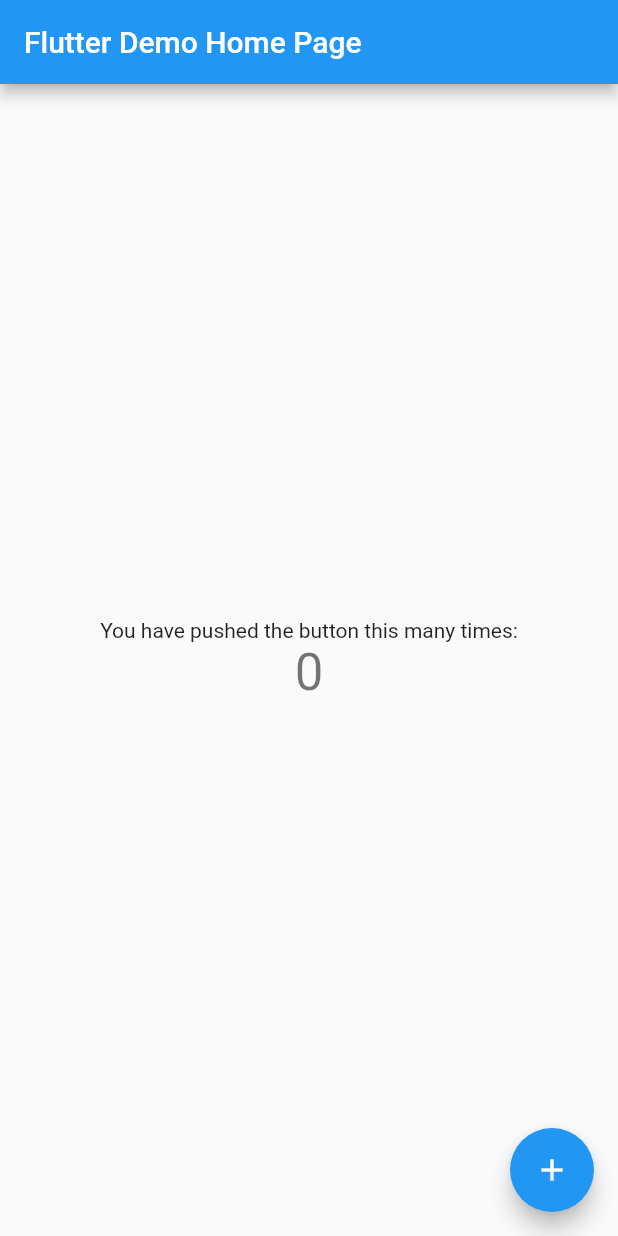
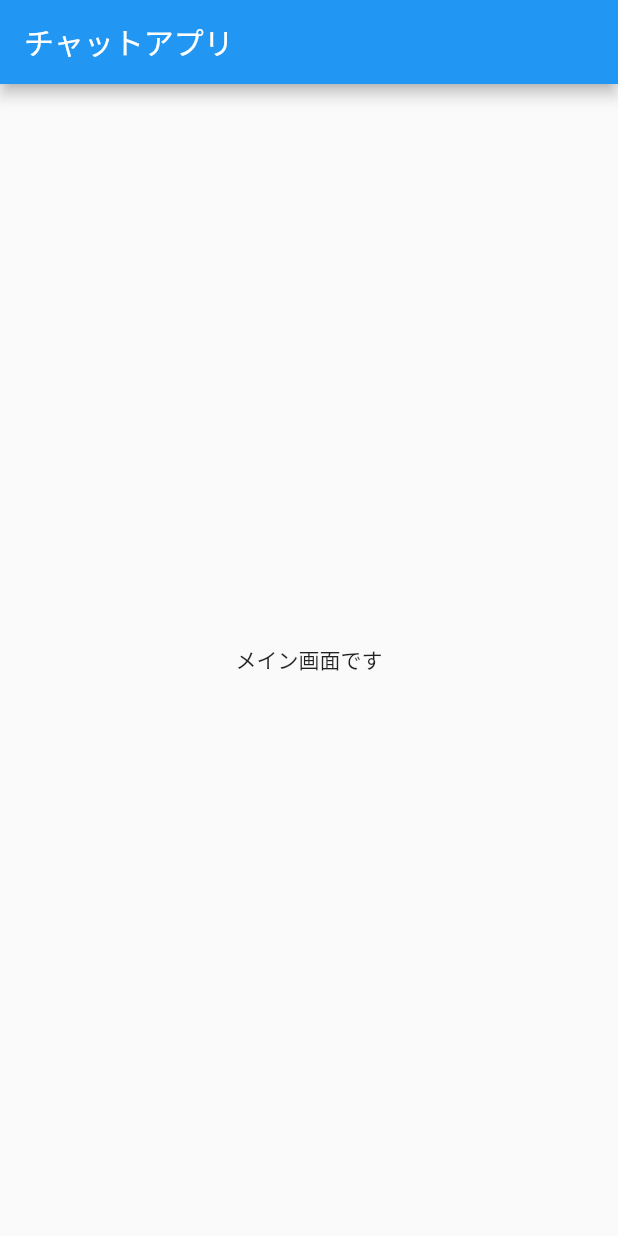
Before and after one commit to RYOTA2528/Firebase-DB-Storage-_in_Flutter, a Flutter app: the screen it shows after launch, on a phone screen of 412 x 824 dp. Run offline on Flutter 3.47's test engine with Material 2 defaults, Android fonts, the phone set to English and light mode, and no system bars.

Commit message:
コード整理

```diff
--- a/lib/main.dart
+++ b/lib/main.dart
@@ -1,3 +1,4 @@
+import 'package:firebase/pages/top_page.dart';
 import 'package:flutter/material.dart';
 
 void main() {
@@ -7,109 +8,15 @@ void main() {
 class MyApp extends StatelessWidget {
   const MyApp({Key? key}) : super(key: key);
 
-  // This widget is the root of your application.
   @override
   Widget build(BuildContext context) {
     return MaterialApp(
       title: 'Flutter Demo',
       theme: ThemeData(
-        // This is the theme of your application.
-        //
-        // Try running your application with "flutter run". You'll see the
-        // application has a blue toolbar. Then, without quitting the app, try
-        // changing the primarySwatch below to Colors.green and then invoke
-        // "hot reload" (press "r" in the console where you ran "flutter run",
-        // or simply save your changes to "hot reload" in a Flutter IDE).
-        // Notice that the counter didn't reset back to zero; the application
-        // is not restarted.
+
         primarySwatch: Colors.blue,
       ),
-      home: const MyHomePage(title: 'Flutter Demo Home Page'),
+      home: const TopPage(),
     );
   }
 }
-
-class MyHomePage extends StatefulWidget {
-  const MyHomePage({Key? key, required this.title}) : super(key: key);
-
-  // This widget is the home page of your application. It is stateful, meaning
-  // that it has a State object (defined below) that contains fields that affect
-  // how it looks.
-
-  // This class is the configuration for the state. It holds the values (in this
-  // case the title) provided by the parent (in this case the App widget) and
-  // used by the build method of the State. Fields in a Widget subclass are
-  // always marked "final".
-
-  final String title;
-
-  @override
-  State<MyHomePage> createState() => _MyHomePageState();
-}
-
-class _MyHomePageState extends State<MyHomePage> {
-  int _counter = 0;
-
-  void _incrementCounter() {
-    setState(() {
-      // This call to setState tells the Flutter framework that something has
-      // changed in this State, which causes it to rerun the build method below
-      // so that the display can reflect the updated values. If we changed
-      // _counter without calling setState(), then the build method would not be
-      // called again, and so nothing would appear to happen.
-      _counter++;
-    });
-  }
-
-  @override
-  Widget build(BuildContext context) {
-    // This method is rerun every time setState is called, for instance as done
-    // by the _incrementCounter method above.
-    //
-    // The Flutter framework has been optimized to make rerunning build methods
-    // fast, so that you can just rebuild anything that needs updating rather
-    // than having to individually change instances of widgets.
-    return Scaffold(
-      appBar: AppBar(
-        // Here we take the value from the MyHomePage object that was created by
-        // the App.build method, and use it to set our appbar title.
-        title: Text(widget.title),
-      ),
-      body: Center(
-        // Center is a layout widget. It takes a single child and positions it
-        // in the middle of the parent.
-        child: Column(
-          // Column is also a layout widget. It takes a list of children and
-          // arranges them vertically. By default, it sizes itself to fit its
-          // children horizontally, and tries to be as tall as its parent.
-          //
-          // Invoke "debug painting" (press "p" in the console, choose the
-          // "Toggle Debug Paint" action from the Flutter Inspector in Android
-          // Studio, or the "Toggle Debug Paint" command in Visual Studio Code)
-          // to see the wireframe for each widget.
-          //
-          // Column has various properties to control how it sizes itself and
-          // how it positions its children. Here we use mainAxisAlignment to
-          // center the children vertically; the main axis here is the vertical
-          // axis because Columns are vertical (the cross axis would be
-          // horizontal).
-          mainAxisAlignment: MainAxisAlignment.center,
-          children: <Widget>[
-            const Text(
-              'You have pushed the button this many times:',
-            ),
-            Text(
-              '$_counter',
-              style: Theme.of(context).textTheme.headline4,
-            ),
-          ],
-        ),
-      ),
-      floatingActionButton: FloatingActionButton(
-        onPressed: _incrementCounter,
-        tooltip: 'Increment',
-        child: const Icon(Icons.add),
-      ), // This trailing comma makes auto-formatting nicer for build methods.
-    );
-  }
-}
--- /dev/null
+++ b/lib/pages/top_page.dart
@@ -0,0 +1,19 @@
+import 'package:flutter/material.dart';
+
+class TopPage extends StatefulWidget {
+  const TopPage({Key? key}) : super(key: key);
+
+  @override
+  State<TopPage> createState() => _TopPageState();
+}
+
+class _TopPageState extends State<TopPage> {
+  @override
+  Widget build(BuildContext context) {
+    return Scaffold(
+      appBar: AppBar(title: const Text("チャットアプリ"),),
+      body: const Center(
+          child: Text('メイン画面です')),
+    );
+  }
+}
```
